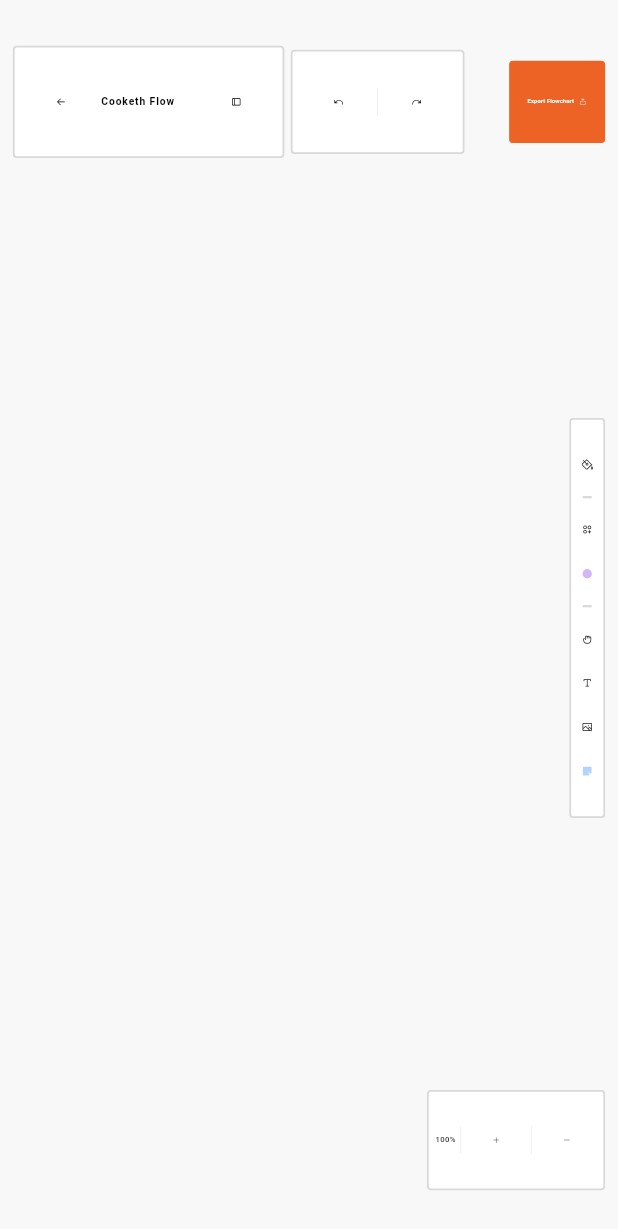
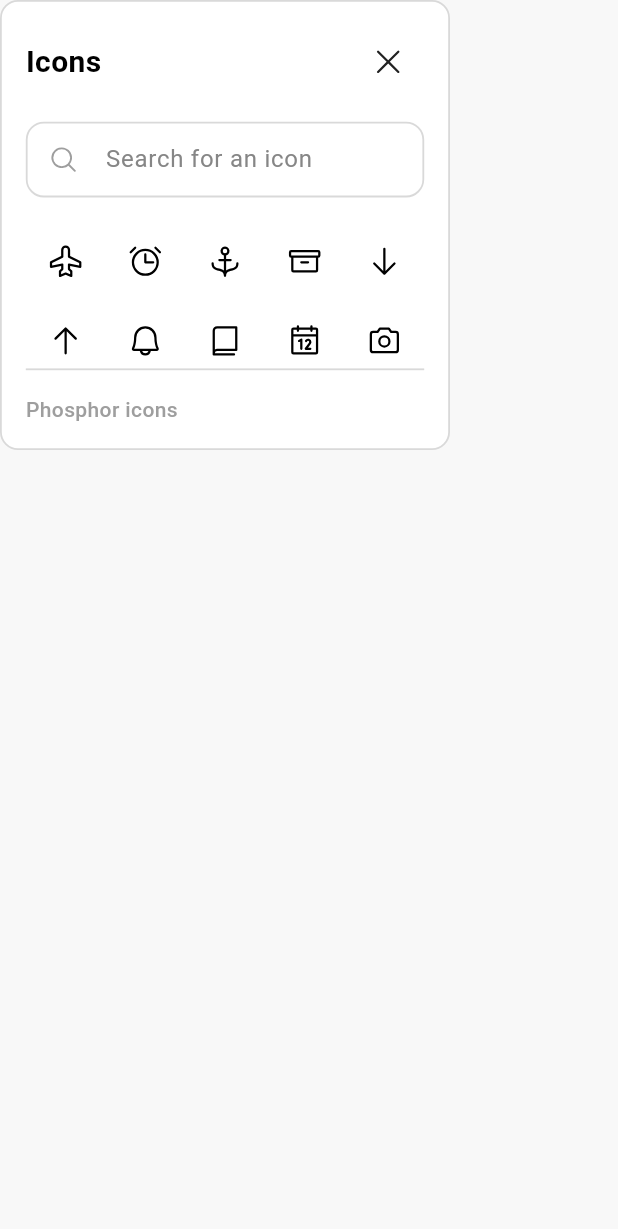
Before and after one commit to CookethOrg/Cooketh-Flow, a Flutter app: the WorkspaceDesktop screen opened directly, on a phone screen of 412 x 824 dp. Shown: the top 1229 px of the screen. Run offline on Flutter 3.47's test engine with Material 3 defaults, Android fonts, the phone set to English and light mode, and no system bars; our stand-ins replace carousel_slider, flutter_dotenv, flutter_screenutil, go_router, google_sign_in, phosphor_flutter and 1 more; accounts and stored records are empty; Roboto replaces fonts that are missing (Fredrik).

Commit message:
Add: Icons widget (non functional)

```diff
--- a/lib/features/workspace/pages/desktop/workspace_desktop.dart
+++ b/lib/features/workspace/pages/desktop/workspace_desktop.dart
@@ -10,6 +10,7 @@ import 'package:cookethflow/features/workspace/widgets/colour_picker_bg.dart';
 import 'package:cookethflow/features/workspace/widgets/sticky_notes.dart';
 import 'package:cookethflow/features/workspace/widgets/node_colour.dart';
 import 'package:cookethflow/features/workspace/widgets/connector_customizer.dart';
+import 'package:cookethflow/features/workspace/widgets/icons_widget.dart';
 
 class WorkspaceDesktop extends StatelessWidget {
   const WorkspaceDesktop({super.key});
@@ -20,172 +21,172 @@ class WorkspaceDesktop extends StatelessWidget {
 
     return Scaffold(
       backgroundColor: const Color(0xFFFF8F8F8),
-      // body: CoonectorCustomizer(),
+      body: PhosphorIconsWidget(),
       // body: ColorPickerWidget(
         // onColorChanged: (Color primaryColor) {
         //   // handle color change here
         // },}
-      body: Padding(
-        padding: EdgeInsets.symmetric(horizontal: 40.w, vertical: 40.h),
-        child: Stack(
-          children: [
-            // Top Bar
-            Row(
-                mainAxisAlignment: MainAxisAlignment.spaceBetween,
-                children: [
-                  // Back & Title
-                  Row(
-                    children: [
-                      //workspace Drawer
-                      const WorkspaceDrawer(),
-                      SizedBox(width: 20.w),
-                      //Undo/redo
-                      Container(
-                        padding: EdgeInsets.symmetric(
-                          horizontal:
-                              device == rh.DeviceType.desktop ? 24.w : 32.w,
-                          vertical: 16.h,
-                        ),
-                        decoration: BoxDecoration(
-                          color: Colors.white,
-                          borderRadius: BorderRadius.circular(12.r),
-                          border: Border.all(
-                            color: const Color(0xFFD9D9D9),
-                            width: 1.2,
-                          ),
-                        ),
-                        child: SizedBox(
-                          height: 56.h,
-                          child: Row(
-                            mainAxisSize: MainAxisSize.min,
-                            children: [
-                              IconButton(
-                                onPressed: () {},
-                                icon: Icon(
-                                  PhosphorIconsRegular.arrowArcLeft,
-                                  size: 32.sp,
-                                  color: Colors.black,
-                                ),
-                              ),
-                              _verticalDivider(), // Use custom divider
-                              IconButton(
-                                onPressed: () {},
-                                icon: Icon(
-                                  PhosphorIconsRegular.arrowArcRight,
-                                  size: 32.sp,
-                                  color: Colors.black,
-                                ),
-                              ),
-                            ],
-                          ),
-                        ),
-                      ),
-                    ],
-                  ),
+  //     body: Padding(
+  //       padding: EdgeInsets.symmetric(horizontal: 40.w, vertical: 40.h),
+  //       child: Stack(
+  //         children: [
+  //           // Top Bar
+  //           Row(
+  //               mainAxisAlignment: MainAxisAlignment.spaceBetween,
+  //               children: [
+  //                 // Back & Title
+  //                 Row(
+  //                   children: [
+  //                     //workspace Drawer
+  //                     const WorkspaceDrawer(),
+  //                     SizedBox(width: 20.w),
+  //                     //Undo/redo
+  //                     Container(
+  //                       padding: EdgeInsets.symmetric(
+  //                         horizontal:
+  //                             device == rh.DeviceType.desktop ? 24.w : 32.w,
+  //                         vertical: 16.h,
+  //                       ),
+  //                       decoration: BoxDecoration(
+  //                         color: Colors.white,
+  //                         borderRadius: BorderRadius.circular(12.r),
+  //                         border: Border.all(
+  //                           color: const Color(0xFFD9D9D9),
+  //                           width: 1.2,
+  //                         ),
+  //                       ),
+  //                       child: SizedBox(
+  //                         height: 56.h,
+  //                         child: Row(
+  //                           mainAxisSize: MainAxisSize.min,
+  //                           children: [
+  //                             IconButton(
+  //                               onPressed: () {},
+  //                               icon: Icon(
+  //                                 PhosphorIconsRegular.arrowArcLeft,
+  //                                 size: 32.sp,
+  //                                 color: Colors.black,
+  //                               ),
+  //                             ),
+  //                             _verticalDivider(), // Use custom divider
+  //                             IconButton(
+  //                               onPressed: () {},
+  //                               icon: Icon(
+  //                                 PhosphorIconsRegular.arrowArcRight,
+  //                                 size: 32.sp,
+  //                                 color: Colors.black,
+  //                               ),
+  //                             ),
+  //                           ],
+  //                         ),
+  //                       ),
+  //                     ),
+  //                   ],
+  //                 ),
 
-                  Row(
-                    children: [
-                      ElevatedButton(
-                        onPressed: () {},
-                        style: ElevatedButton.styleFrom(
-                          elevation: 0,
-                          backgroundColor: primaryColor,
-                          padding: EdgeInsets.symmetric(
-                            vertical: 32.h,
-                            horizontal: 24.w,
-                          ),
-                          shape: RoundedRectangleBorder(
-                            borderRadius: BorderRadius.circular(12.r),
-                          ),
-                        ),
-                        child: Row(
-                          mainAxisSize: MainAxisSize.min,
-                          children: [
-                            Text(
-                              'Export Flowchart',
-                              style: TextStyle(
-                                fontFamily: 'Fredrik',
-                                fontSize: 18.sp,
-                                color: Colors.white,
-                                fontWeight: FontWeight.w500,
-                              ),
-                            ),
-                            SizedBox(width: 16.w),
-                            Icon(
-                              PhosphorIconsRegular.export,
-                              color: Colors.white,
-                              size: 24.sp,
-                            ),
-                          ],
-                        ),
-                      ),
-                    ],
-                  ),
-                ],
-              ),
+  //                 Row(
+  //                   children: [
+  //                     ElevatedButton(
+  //                       onPressed: () {},
+  //                       style: ElevatedButton.styleFrom(
+  //                         elevation: 0,
+  //                         backgroundColor: primaryColor,
+  //                         padding: EdgeInsets.symmetric(
+  //                           vertical: 32.h,
+  //                           horizontal: 24.w,
+  //                         ),
+  //                         shape: RoundedRectangleBorder(
+  //                           borderRadius: BorderRadius.circular(12.r),
+  //                         ),
+  //                       ),
+  //                       child: Row(
+  //                         mainAxisSize: MainAxisSize.min,
+  //                         children: [
+  //                           Text(
+  //                             'Export Flowchart',
+  //                             style: TextStyle(
+  //                               fontFamily: 'Fredrik',
+  //                               fontSize: 18.sp,
+  //                               color: Colors.white,
+  //                               fontWeight: FontWeight.w500,
+  //                             ),
+  //                           ),
+  //                           SizedBox(width: 16.w),
+  //                           Icon(
+  //                             PhosphorIconsRegular.export,
+  //                             color: Colors.white,
+  //                             size: 24.sp,
+  //                           ),
+  //                         ],
+  //                       ),
+  //                     ),
+  //                   ],
+  //                 ),
+  //               ],
+  //             ),
 
-            // Right Toolbar
-            Align(
-              alignment: Alignment.centerRight,
-                child: const ToolBar()
-            ),
+  //           // Right Toolbar
+  //           Align(
+  //             alignment: Alignment.centerRight,
+  //               child: const ToolBar()
+  //           ),
 
 
-            // Zoom Control
-            Positioned(
-              bottom: 0.h,
-              right: 0.w,
-              child: Container(
-                padding: EdgeInsets.symmetric(horizontal: 20.w, vertical: 16.h),
-                decoration: BoxDecoration(
-                  border: Border.all(color: Color(0XFFD9D9D9), width: 1.2),
-                  color: Colors.white,
-                  borderRadius: BorderRadius.circular(12.r),
-                ),
-                child: Row(
-                  mainAxisSize: MainAxisSize.min,
-                  crossAxisAlignment: CrossAxisAlignment.center,
-                  children: [
-                    Text(
-                      "100%",
-                      style: TextStyle(
-                        color: Colors.black,
-                        fontWeight: FontWeight.w500,
-                        fontSize: 24.sp,
-                      ),
-                    ),
-                    SizedBox(width: 8.w,),
-                    _verticalDivider(),
-                    SizedBox(width: 8.w,),
-                    IconButton(
-                      onPressed: () {},
-                      icon: Icon(PhosphorIconsRegular.plus, size: 24.sp),
-                      visualDensity: VisualDensity.compact,
-                    ),
-                    SizedBox(width: 8.w,),
-                    _verticalDivider(),
-                    SizedBox(width: 8.w,),
-                    IconButton(
-                      onPressed: () {},
-                      icon: Icon(PhosphorIconsRegular.minus, size: 24.sp),
-                      visualDensity: VisualDensity.compact,
-                    ),
-                  ],
-                ),
-              ),
-            ),
-          ],
-        ),
-      ),
-    );
-  }
+  //           // Zoom Control
+  //           Positioned(
+  //             bottom: 0.h,
+  //             right: 0.w,
+  //             child: Container(
+  //               padding: EdgeInsets.symmetric(horizontal: 20.w, vertical: 16.h),
+  //               decoration: BoxDecoration(
+  //                 border: Border.all(color: Color(0XFFD9D9D9), width: 1.2),
+  //                 color: Colors.white,
+  //                 borderRadius: BorderRadius.circular(12.r),
+  //               ),
+  //               child: Row(
+  //                 mainAxisSize: MainAxisSize.min,
+  //                 crossAxisAlignment: CrossAxisAlignment.center,
+  //                 children: [
+  //                   Text(
+  //                     "100%",
+  //                     style: TextStyle(
+  //                       color: Colors.black,
+  //                       fontWeight: FontWeight.w500,
+  //                       fontSize: 24.sp,
+  //                     ),
+  //                   ),
+  //                   SizedBox(width: 8.w,),
+  //                   _verticalDivider(),
+  //                   SizedBox(width: 8.w,),
+  //                   IconButton(
+  //                     onPressed: () {},
+  //                     icon: Icon(PhosphorIconsRegular.plus, size: 24.sp),
+  //                     visualDensity: VisualDensity.compact,
+  //                   ),
+  //                   SizedBox(width: 8.w,),
+  //                   _verticalDivider(),
+  //                   SizedBox(width: 8.w,),
+  //                   IconButton(
+  //                     onPressed: () {},
+  //                     icon: Icon(PhosphorIconsRegular.minus, size: 24.sp),
+  //                     visualDensity: VisualDensity.compact,
+  //                   ),
+  //                 ],
+  //               ),
+  //             ),
+  //           ),
+  //         ],
+  //       ),
+  //     ),
+  //   );
+  // }
 
-  Widget _verticalDivider() {
-    return Container(
-      height: 24.h,
-      width: 1.2.w,
-      color: const Color(0xFFD9D9D9),
-      margin: EdgeInsets.symmetric(horizontal: 8.w),
-    );
+  // Widget _verticalDivider() {
+  //   return Container(
+  //     height: 24.h,
+  //     width: 1.2.w,
+  //     color: const Color(0xFFD9D9D9),
+  //     margin: EdgeInsets.symmetric(horizontal: 8.w),
+     );
   }
 }
--- /dev/null
+++ b/lib/features/workspace/widgets/icons_widget.dart
@@ -0,0 +1,177 @@
+import 'package:flutter/material.dart';
+import 'package:cookethflow/core/helpers/responsive_layout.helper.dart' as rh;
+import 'package:phosphor_flutter/phosphor_flutter.dart';
+
+class PhosphorIconsWidget extends StatefulWidget {
+  const PhosphorIconsWidget({Key? key}) : super(key: key);
+
+  @override
+  State<PhosphorIconsWidget> createState() => _PhosphorIconsWidgetState();
+}
+
+class _PhosphorIconsWidgetState extends State<PhosphorIconsWidget> {
+  String searchQuery = '';
+
+  // Manually define a list of Phosphor icons (example subset)
+  late final List<MapEntry<String, IconData>> allIcons;
+
+  @override
+  void initState() {
+    super.initState();
+    allIcons = _getAllPhosphorIcons();
+  }
+
+  List<MapEntry<String, IconData>> _getAllPhosphorIcons() {
+    // Example: Manually create a list of icons from PhosphorIconsRegular
+    final List<MapEntry<String, IconData>> icons = [
+      MapEntry('airplane', PhosphorIconsRegular.airplane),
+      MapEntry('alarm', PhosphorIconsRegular.alarm),
+      MapEntry('anchor', PhosphorIconsRegular.anchor),
+      MapEntry('archive', PhosphorIconsRegular.archive),
+      MapEntry('arrowDown', PhosphorIconsRegular.arrowDown),
+      MapEntry('arrowUp', PhosphorIconsRegular.arrowUp),
+      MapEntry('bell', PhosphorIconsRegular.bell),
+      MapEntry('book', PhosphorIconsRegular.book),
+      MapEntry('calendar', PhosphorIconsRegular.calendar),
+      MapEntry('camera', PhosphorIconsRegular.camera),
+      MapEntry('chat', PhosphorIconsRegular.chat),
+      MapEntry('check', PhosphorIconsRegular.check),
+      MapEntry('cloud', PhosphorIconsRegular.cloud),
+      MapEntry('copy', PhosphorIconsRegular.copy),
+      MapEntry('heart', PhosphorIconsRegular.heart),
+      MapEntry('star', PhosphorIconsRegular.star),
+      // Add more icons as needed (refer to phosphor_flutter documentation or source)
+    ];
+
+    // Sort alphabetically by name
+    icons.sort((a, b) => a.key.compareTo(b.key));
+    return icons;
+  }
+
+  List<MapEntry<String, IconData>> get filteredIcons {
+    if (searchQuery.isEmpty) {
+      return allIcons;
+    }
+    return allIcons.where((iconEntry) {
+      return iconEntry.key.toLowerCase().contains(searchQuery.toLowerCase());
+    }).toList();
+  }
+
+  @override
+  Widget build(BuildContext context) {
+    return Container(
+      width: 300,
+      height: 300,
+      decoration: BoxDecoration(
+        color: Colors.white,
+        borderRadius: BorderRadius.circular(12),
+        border: Border.all(color: const Color(0xFFD9D9D9), width: 1.2),
+      ),
+      child: Column(
+        crossAxisAlignment: CrossAxisAlignment.start,
+        children: [
+          // Header
+          Padding(
+            padding: const EdgeInsets.all(16),
+            child: Row(
+              mainAxisAlignment: MainAxisAlignment.spaceBetween,
+              children: [
+                const Text(
+                  'Icons',
+                  style: TextStyle(
+                    fontSize: 20,
+                    fontWeight: FontWeight.w600,
+                    color: Colors.black,
+                  ),
+                ),
+                IconButton(
+                  icon: Icon(PhosphorIconsRegular.x, size: 24, color: Colors.black87),
+                  onPressed: () => Navigator.pop(context),
+                  padding: EdgeInsets.zero,
+                  constraints: BoxConstraints(),
+                ),
+              ],
+            ),
+          ),
+
+          // Search Bar
+          Padding(
+            padding: const EdgeInsets.symmetric(horizontal: 16),
+            child: Container(
+              decoration: BoxDecoration(
+                borderRadius: BorderRadius.circular(12),
+                border: Border.all(color:const Color(0xFFD9D9D9), width: 1.2 ),
+              ),
+              child: TextField(
+                onChanged: (value) {
+                  setState(() {
+                    searchQuery = value;
+                  });
+                },
+                decoration: const InputDecoration(
+                  hintText: 'Search for an icon',
+                  hintStyle: TextStyle(color: Color(0XFF868686)),
+                  prefixIcon: Icon(PhosphorIconsRegular.magnifyingGlass, color: Colors.grey, size: 20,),
+                  border: InputBorder.none,
+                  contentPadding: EdgeInsets.symmetric(horizontal: 16, vertical: 12),
+                ),
+              ),
+            ),
+          ),
+
+          const SizedBox(height: 16),
+          // Icons Grid
+          Expanded(
+            child: Padding(
+              padding: const EdgeInsets.symmetric(horizontal: 16),
+              child: Column(
+                crossAxisAlignment: CrossAxisAlignment.start,
+                children: [
+                  Expanded(
+                    child: GridView.builder(
+                      gridDelegate: const SliverGridDelegateWithFixedCrossAxisCount(
+                        crossAxisCount: 5,
+                        childAspectRatio: 1,
+                        crossAxisSpacing: 0,
+                        mainAxisSpacing: 0,
+                      ),
+                      itemCount: filteredIcons.length,
+                      itemBuilder: (context, index) {
+                        final iconEntry = filteredIcons[index];
+                        return Container(
+                          padding: EdgeInsets.all(8),
+                          child: Tooltip(
+                            message: iconEntry.key,
+                            child: Icon(
+                              iconEntry.value,
+                              size: 24,
+                              color: Colors.black,
+                            ),
+                          ),
+                        );
+                      },
+                    ),
+                  ),
+                  Container(height: 1.2, width: 300, color: Color(0XFFD9D9D9),),
+                  const SizedBox(height: 16),
+
+                  // Footer
+                  Text(
+                    'Phosphor icons',
+                    style: TextStyle(
+                      fontSize: 14,
+                      color: Colors.grey.shade500,
+                      fontWeight: FontWeight.w500,
+                    ),
+                  ),
+                ],
+              ),
+            ),
+          ),
+
+          const SizedBox(height: 16),
+        ],
+      ),
+    );
+  }
+}
--- a/lib/features/workspace/widgets/sticky_notes.dart
+++ b/lib/features/workspace/widgets/sticky_notes.dart
@@ -55,6 +55,7 @@ class StickyNotesWidget extends StatelessWidget {
                 shrinkWrap: true,
                 physics: AlwaysScrollableScrollPhysics(),
                 children: [
+                  _buildStickyNote(tertiaryColors[0], secondaryColors[0]),
                   _buildStickyNote(tertiaryColors[1], secondaryColors[1]),
                   _buildStickyNote(tertiaryColors[2], secondaryColors[2]),
                   _buildStickyNote(tertiaryColors[3], secondaryColors[3]),
```
